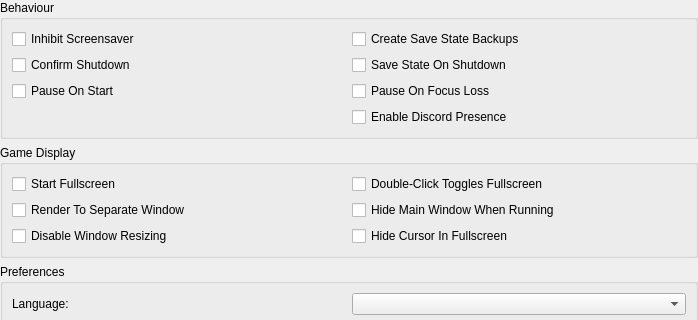
Before: the Qt Designer form pcsx2-qt/Settings/InterfaceSettingsWidget.ui in PCSX2/pcsx2, drawn with Qt 5; both pictures show x 0 to 698 and y 0 to 320 of the 698 by 740 pixel window.
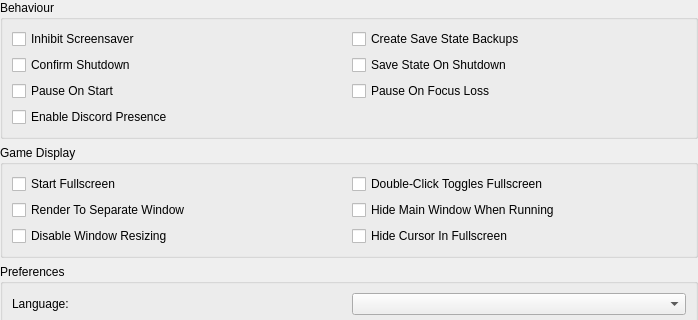
After: the same form once the commit is applied.

Commit message: Qt: Fix InterfaceSettingsWidget layout

The edit to the form file:
```diff
--- a/pcsx2-qt/Settings/InterfaceSettingsWidget.ui
+++ b/pcsx2-qt/Settings/InterfaceSettingsWidget.ui
@@ -71,7 +71,7 @@
         </property>
        </widget>
       </item>
-      <item row="4" column="1">
+      <item row="4" column="0">
        <widget class="QCheckBox" name="discordPresence">
         <property name="text">
          <string>Enable Discord Presence</string>
```
